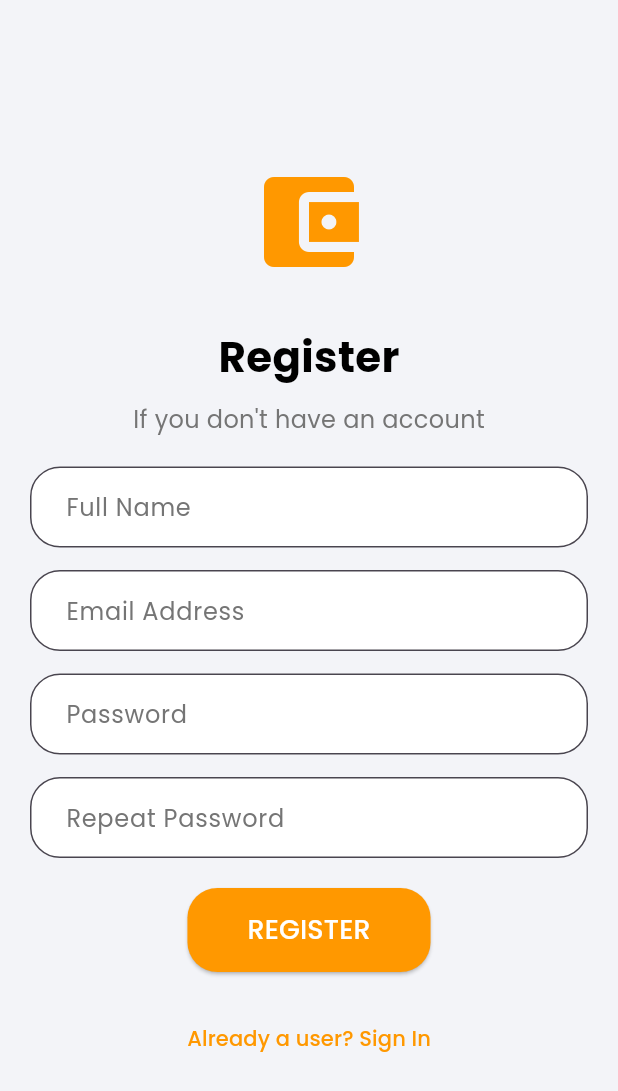
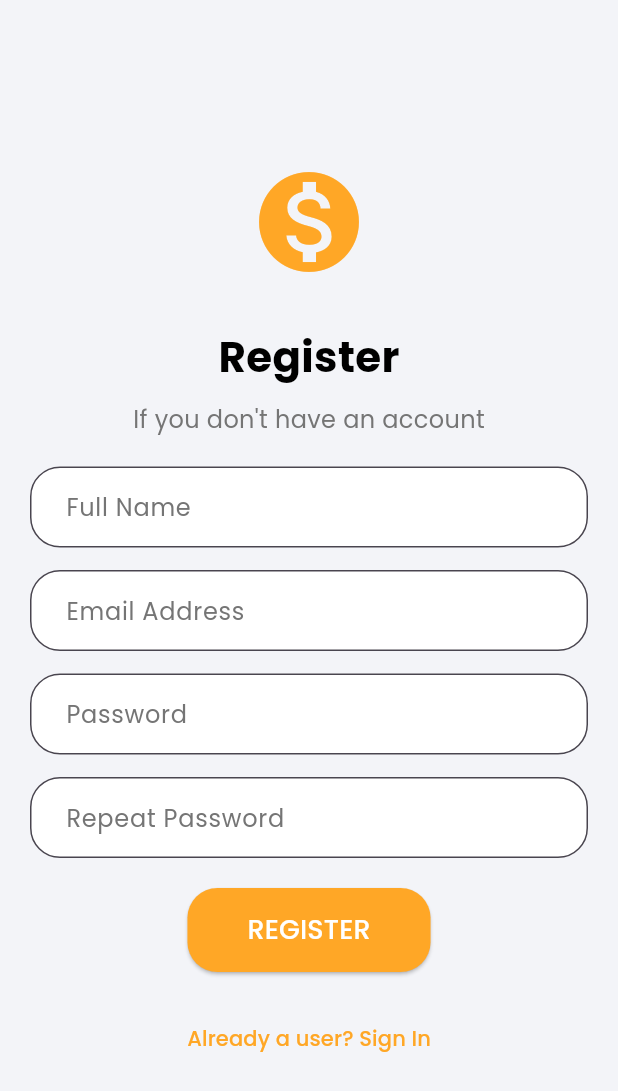
Before and after one commit to Eyakadri/expenses_tracker, a Flutter app: the screen it shows after launch, after a tap on "Don't have an account? Register", on a phone screen of 412 x 824 dp. Shown: the top 1091 px of the screen. Run offline on Flutter 3.47's test engine with Material 3 defaults, Android fonts, the phone set to English and light mode, and no system bars; our stand-ins replace firebase_auth, firebase_core, google_fonts; accounts and stored records are empty; network calls fail.

```diff
--- /dev/null
+++ b/devtools_options.yaml
@@ -0,0 +1,3 @@
+description: This file stores settings for Dart & Flutter DevTools.
+documentation: https://docs.flutter.dev/tools/devtools/extensions#configure-extension-enablement-states
+extensions:
--- a/lib/main.dart
+++ b/lib/main.dart
@@ -1,11 +1,19 @@
+import 'package:flutter/foundation.dart';
 import 'package:flutter/material.dart';
 import 'package:firebase_core/firebase_core.dart';
 import 'screens/sign_in_screen.dart';
 import 'screens/register_screen.dart';
+import 'screens/home_screen.dart' as home; // Import HomeScreen with prefix
 
 void main() async {
   WidgetsFlutterBinding.ensureInitialized();
-  await Firebase.initializeApp(); // Initialize Firebase
+  try {
+    await Firebase.initializeApp(); // Initialize Firebase
+  } catch (e) {
+    if (kDebugMode) {
+      print('Error initializing Firebase: $e');
+    } // Print error if initialization fails
+  }
 
   runApp(const MyApp());
 }
@@ -25,6 +33,7 @@ class MyApp extends StatelessWidget {
       routes: {
         '/sign-in': (context) => const SignInScreen(),
         '/register': (context) => const RegisterScreen(),
+        '/home': (context) => const home.HomeScreen(), // Add HomeScreen to routes with prefix
       },
     );
   }
--- a/lib/screens/register_screen.dart
+++ b/lib/screens/register_screen.dart
@@ -1,21 +1,96 @@
 import 'package:flutter/material.dart';
 import 'package:google_fonts/google_fonts.dart';
+import 'package:firebase_auth/firebase_auth.dart';
 
-class RegisterScreen extends StatelessWidget {
+class RegisterScreen extends StatefulWidget {
   const RegisterScreen({super.key});
+
+  @override
+  // ignore: library_private_types_in_public_api
+  _RegisterScreenState createState() => _RegisterScreenState();
+}
+
+class _RegisterScreenState extends State<RegisterScreen> {
+  final _emailController = TextEditingController();
+  final _passwordController = TextEditingController();
+  final _nameController = TextEditingController();
+  final _repeatPasswordController = TextEditingController();
+
+  void _register() async {
+    _emailController.text.trim();
+    final password = _passwordController.text.trim();
+    final repeatPassword = _repeatPasswordController.text.trim();
+
+    if (password != repeatPassword) {
+      // Handle error: passwords do not match
+      showDialog(
+        context: context,
+        builder: (ctx) => AlertDialog(
+          title: const Text('Error'),
+          content: const Text('Passwords do not match.'),
+          actions: [
+            TextButton(
+              child: const Text('OK'),
+              onPressed: () {
+                Navigator.of(ctx).pop();
+              },
+            ),
+          ],
+        ),
+      );
+      return;
+    }
+
+    try {
+      // Register user in Firebase
+      await FirebaseAuth.instance.createUserWithEmailAndPassword(
+        email: _emailController.text,
+        password: password,
+      );
+
+      // Navigate to Sign In screen or Home screen after successful registration
+      // ignore: use_build_context_synchronously
+      Navigator.pushNamed(context, '/sign-in');
+    } on FirebaseAuthException catch (e) {
+      // Handle registration errors
+      showDialog(
+        // ignore: use_build_context_synchronously
+        context: context,
+        builder: (ctx) => AlertDialog(
+          title: const Text('Error'),
+          content: Text(e.message ?? 'An error occurred.'),
+          actions: [
+            TextButton(
+              child: const Text('OK'),
+              onPressed: () {
+                Navigator.of(ctx).pop();
+              },
+            ),
+          ],
+        ),
+      );
+    }
+  }
 
   @override
   Widget build(BuildContext context) {
     return Scaffold(
-      backgroundColor: const Color(0xFFF3F4F8),
+      backgroundColor: const Color(0xFFF3F4F8), // Light background color
       body: Center(
         child: Padding(
           padding: const EdgeInsets.all(20.0),
           child: Column(
             mainAxisAlignment: MainAxisAlignment.center,
             children: [
-              const Icon(Icons.account_balance_wallet, size: 80, color: Colors.orange),
+              // App Icon
+              const Icon(
+                Icons.monetization_on,
+                size: 80,
+                color: Color(0xFFFFA726), // Orange color matching UI kit
+              ),
               const SizedBox(height: 30),
+
+              // Title
               Text(
                 "Register",
                 style: GoogleFonts.poppins(
@@ -25,6 +100,8 @@ class RegisterScreen extends StatelessWidget {
                 ),
               ),
               const SizedBox(height: 10),
+
+              // Subtitle
               Text(
                 "If you don't have an account",
                 style: GoogleFonts.poppins(
@@ -33,20 +110,22 @@ class RegisterScreen extends StatelessWidget {
                 ),
               ),
               const SizedBox(height: 20),
-              _buildTextField("Full Name"),
+
+              // Text Fields
+              _buildTextField("Full Name", _nameController),
               const SizedBox(height: 15),
-              _buildTextField("Email Address"),
+              _buildTextField("Email Address", _emailController),
               const SizedBox(height: 15),
-              _buildTextField("Password", obscureText: true),
+              _buildTextField("Password", _passwordController, obscureText: true),
               const SizedBox(height: 15),
-              _buildTextField("Repeat Password", obscureText: true),
+              _buildTextField("Repeat Password", _repeatPasswordController, obscureText: true),
               const SizedBox(height: 20),
+
+              // Register Button
               ElevatedButton(
-                onPressed: () {
-                  // Handle Register logic here
-                },
+                onPressed: _register,
                 style: ElevatedButton.styleFrom(
-                  backgroundColor: Colors.orange,
+                  backgroundColor: const Color(0xFFFFA726), // Orange color for button
                   shape: RoundedRectangleBorder(
                     borderRadius: BorderRadius.circular(20),
                   ),
@@ -58,16 +137,17 @@ class RegisterScreen extends StatelessWidget {
                 ),
               ),
               const SizedBox(height: 20),
+
+              // Sign In Redirect
               TextButton(
                 onPressed: () {
                   Navigator.pushNamed(context, '/sign-in');
                 },
                 child: Text(
                   "Already a user? Sign In",
-                            style: GoogleFonts.poppins(color: Colors.orange),
+                  style: GoogleFonts.poppins(color: const Color(0xFFFFA726)),
                 ),
               ),
-
             ],
           ),
         ),
@@ -75,8 +155,10 @@ class RegisterScreen extends StatelessWidget {
     );
   }
 
-  Widget _buildTextField(String hint, {bool obscureText = false}) {
+  // Custom TextField Builder
+  Widget _buildTextField(String hint, TextEditingController controller, {bool obscureText = false}) {
     return TextField(
+      controller: controller,
       obscureText: obscureText,
       decoration: InputDecoration(
         hintText: hint,
@@ -87,7 +169,7 @@ class RegisterScreen extends StatelessWidget {
           borderSide: BorderSide(color: Colors.grey.shade300),
         ),
         filled: true,
-        fillColor: Colors.white,
+        fillColor: Colors.white, // White background color for text fields
       ),
     );
   }
--- a/lib/screens/sign_in_screen.dart
+++ b/lib/screens/sign_in_screen.dart
@@ -1,21 +1,33 @@
+import 'package:flutter/foundation.dart';
 import 'package:flutter/material.dart';
 import 'package:google_fonts/google_fonts.dart';
+import 'package:firebase_auth/firebase_auth.dart';
 
 class SignInScreen extends StatelessWidget {
   const SignInScreen({super.key});
 
   @override
   Widget build(BuildContext context) {
+    final emailController = TextEditingController();
+    final passwordController = TextEditingController();
+
     return Scaffold(
-      backgroundColor: const Color(0xFFF3F4F8),
+      backgroundColor: const Color(0xFFF3F4F8), // Background color matching the UI kit
       body: Center(
         child: Padding(
           padding: const EdgeInsets.all(20.0),
           child: Column(
             mainAxisAlignment: MainAxisAlignment.center,
             children: [
-              const Icon(Icons.account_balance_wallet, size: 80, color: Colors.orange),
+              // App Icon
+              const Icon(
+                Icons.monetization_on,
+                size: 80,
+                color: Color(0xFFFFA726), // Orange color matching UI kit
+              ),
               const SizedBox(height: 30),
+
+              // Title
               Text(
                 "Sign In",
                 style: GoogleFonts.poppins(
@@ -25,6 +37,8 @@ class SignInScreen extends StatelessWidget {
                 ),
               ),
               const SizedBox(height: 10),
+
+              // Subtitle
               Text(
                 "If you already registered",
                 style: GoogleFonts.poppins(
@@ -33,16 +47,37 @@ class SignInScreen extends StatelessWidget {
                 ),
               ),
               const SizedBox(height: 20),
-              _buildTextField("Username/Email"),
+
+              // Text Fields
+              _buildTextField("Username/Email", emailController),
               const SizedBox(height: 15),
-              _buildTextField("Password", obscureText: true),
+              _buildTextField("Password", passwordController, obscureText: true),
               const SizedBox(height: 20),
+
+              // Sign In Button
               ElevatedButton(
-                onPressed: () {
-                  // Handle Sign In logic here
+                onPressed: () async {
+                  try {
+                    String email = emailController.text.trim();
+                    String password = passwordController.text.trim();
+
+                    await FirebaseAuth.instance.signInWithEmailAndPassword(
+                      email: email,
+                      password: password,
+                    );
+
+                    Navigator.pushReplacementNamed(context, '/home');
+                  } catch (e) {
+                    if (kDebugMode) {
+                      print('Sign in failed: $e');
+                    }
+                    ScaffoldMessenger.of(context).showSnackBar(
+                      SnackBar(content: Text('Sign in failed: $e')),
+                    );
+                  }
                 },
                 style: ElevatedButton.styleFrom(
-                  backgroundColor: Colors.orange,
+                  backgroundColor: const Color(0xFFFFA726), // Orange button color
                   shape: RoundedRectangleBorder(
                     borderRadius: BorderRadius.circular(20),
                   ),
@@ -54,23 +89,25 @@ class SignInScreen extends StatelessWidget {
                 ),
               ),
               const SizedBox(height: 30),
+
+              // Social Icons
               const Row(
                 mainAxisAlignment: MainAxisAlignment.center,
                 children: [
-                  Icon(Icons.facebook, color: Colors.orange),
+                  Icon(Icons.facebook, color: Color(0xFFFFA726), size: 30),
                   SizedBox(width: 15),
-                  Icon(Icons.apple, color: Colors.orange),
-                  SizedBox(width: 15),
-                  Icon(Icons.mail, color: Colors.orange),
+                  Icon(Icons.mail, color: Color(0xFFFFA726), size: 30),
                 ],
               ),
+
+              // Register Redirect
               TextButton(
                 onPressed: () {
                   Navigator.pushNamed(context, '/register');
                 },
                 child: Text(
                   "Don't have an account? Register",
-                        style: GoogleFonts.poppins(color: Colors.orange),
+                  style: GoogleFonts.poppins(color: const Color(0xFFFFA726)),
                 ),
               ),
             ],
@@ -80,8 +117,10 @@ class SignInScreen extends StatelessWidget {
     );
   }
 
-  Widget _buildTextField(String hint, {bool obscureText = false}) {
+  // Custom TextField Builder
+  Widget _buildTextField(String hint, TextEditingController controller, {bool obscureText = false}) {
     return TextField(
+      controller: controller,
       obscureText: obscureText,
       decoration: InputDecoration(
         hintText: hint,
@@ -92,7 +131,7 @@ class SignInScreen extends StatelessWidget {
           borderSide: BorderSide(color: Colors.grey.shade300),
         ),
         filled: true,
-        fillColor: Colors.white,
+        fillColor: Colors.white, // White background for text fields
       ),
     );
   }
--- a/pubspec.yaml
+++ b/pubspec.yaml
@@ -33,7 +33,11 @@ dependencies:
   firebase_core: ^3.6.0
   firebase_auth: ^5.3.1
   provider: ^6.1.2
+  charts_flutter: ^0.12.0
   google_fonts: ^6.2.1
+  fl_chart: ^0.40.0
+  font_awesome_flutter: ^10.1.0
+
 
 
   # The following adds the Cupertino Icons font to your application.
```
Also changed, not shown: lib/screens/add_item_screen.dart (added, +54 -0 lines), lib/screens/all_categories_screen.dart (added, +48 -0 lines), lib/screens/challenges_screen.dart (added, +69 -0 lines), lib/screens/create_budget_screen.dart (added, +68 -0 lines), lib/screens/home_screen.dart (added, +174 -0 lines), pubspec.lock, 3 other files. Lines whose indentation alone changed are shown as unchanged.
